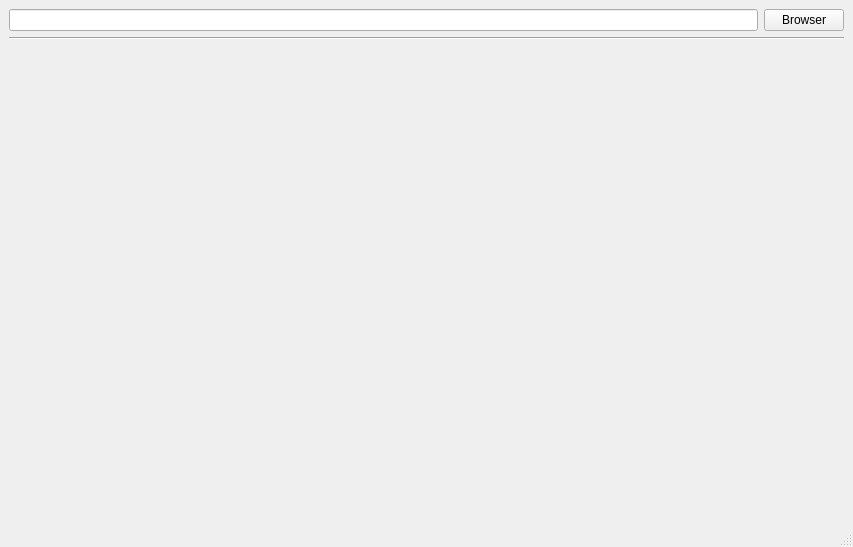
jepasq/udp-browser, file src/browser/ui/MainWindow.ui: the form before one commit.
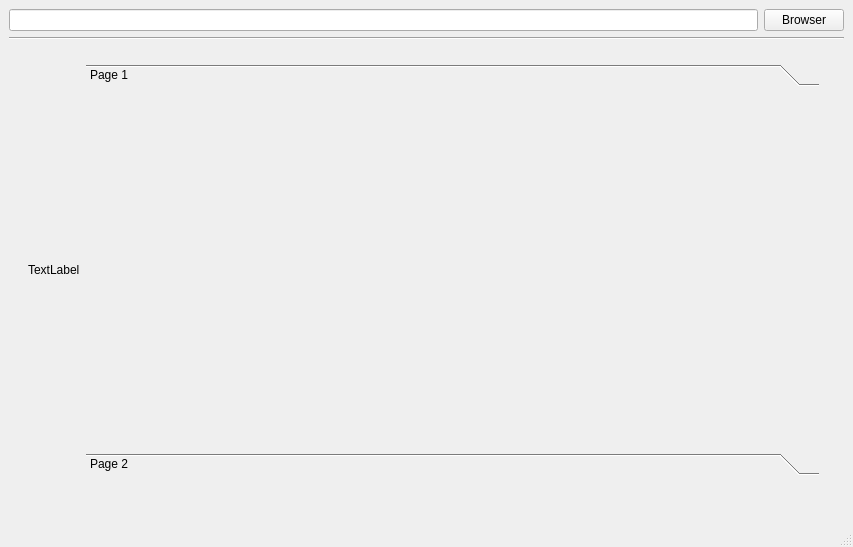
The form after the commit. The open tabs and pages were chosen to show the change.

Commit message: Changing mode updates stacked widget page

What changed in the file:
```diff
--- a/src/browser/ui/MainWindow.ui
+++ b/src/browser/ui/MainWindow.ui
@@ -41,7 +41,73 @@
       <widget class="QWidget" name="page">
        <layout class="QVBoxLayout" name="verticalLayout_2"/>
       </widget>
-      <widget class="QWidget" name="page_2"/>
+      <widget class="QWidget" name="page_2">
+       <widget class="QWidget" name="horizontalLayoutWidget">
+        <property name="geometry">
+         <rect>
+          <x>19</x>
+          <y>18</y>
+          <width>791</width>
+          <height>411</height>
+         </rect>
+        </property>
+        <layout class="QHBoxLayout" name="horizontalLayout_2">
+         <item>
+          <widget class="QLabel" name="label_2">
+           <property name="sizePolicy">
+            <sizepolicy hsizetype="Maximum" vsizetype="Preferred">
+             <horstretch>0</horstretch>
+             <verstretch>0</verstretch>
+            </sizepolicy>
+           </property>
+           <property name="text">
+            <string>TextLabel</string>
+           </property>
+          </widget>
+         </item>
+         <item>
+          <widget class="QToolBox" name="toolBox">
+           <property name="sizePolicy">
+            <sizepolicy hsizetype="Minimum" vsizetype="Preferred">
+             <horstretch>0</horstretch>
+             <verstretch>0</verstretch>
+            </sizepolicy>
+           </property>
+           <property name="currentIndex">
+            <number>0</number>
+           </property>
+           <widget class="QWidget" name="page_3">
+            <property name="geometry">
+             <rect>
+              <x>0</x>
+              <y>0</y>
+              <width>728</width>
+              <height>345</height>
+             </rect>
+            </property>
+            <attribute name="label">
+             <string>Page 1</string>
+            </attribute>
+            <layout class="QHBoxLayout" name="horizontalLayout_3"/>
+           </widget>
+           <widget class="QWidget" name="page_4">
+            <property name="geometry">
+             <rect>
+              <x>0</x>
+              <y>0</y>
+              <width>728</width>
+              <height>345</height>
+             </rect>
+            </property>
+            <attribute name="label">
+             <string>Page 2</string>
+            </attribute>
+           </widget>
+          </widget>
+         </item>
+        </layout>
+       </widget>
+      </widget>
      </widget>
     </item>
    </layout>
```
Left out of the diff: 13 changed lines with no effect on the pictures. The commit also changes 4 other files.
